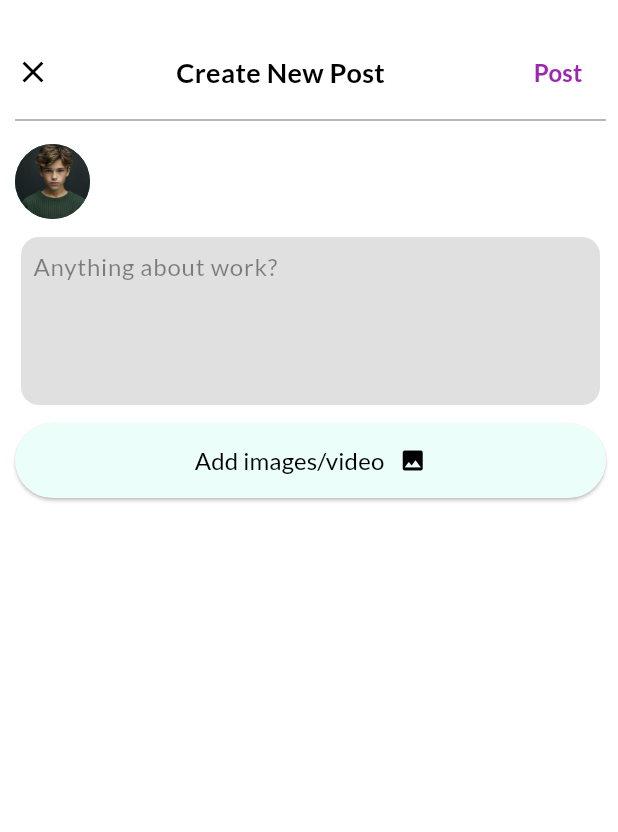
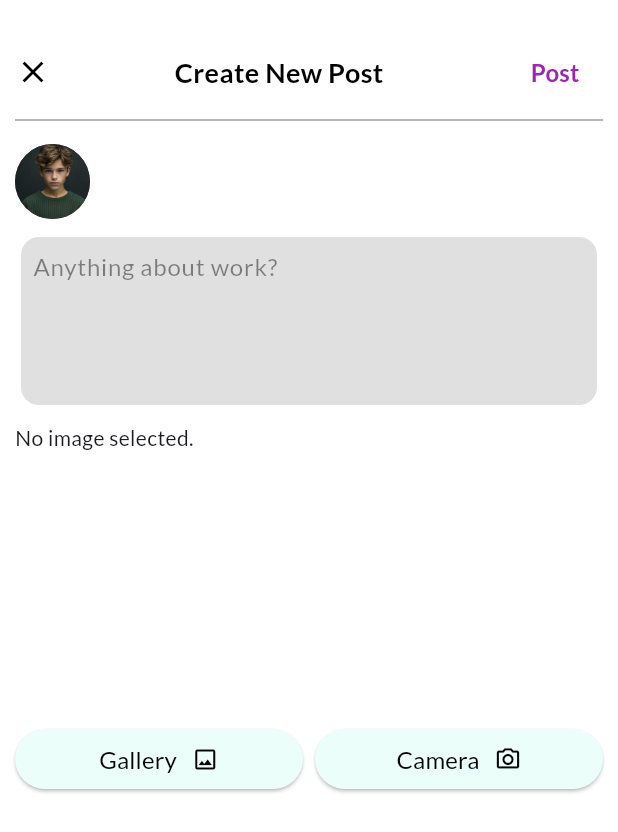
Before and after one commit to ayruvedaAvi/Project-II, a Flutter app: the AddpostScreen screen opened directly, on a phone screen of 412 x 824 dp. Shown: the top 832 px of the screen. Run offline on Flutter 3.47's test engine with Material 3 defaults, Android fonts, the phone set to English and light mode, and no system bars; our stand-ins replace curved_navigation_bar, dio, get, google_fonts, image_picker, jwt_decoder and 1 more; accounts and stored records are empty.

```diff
--- a/flutter_project/lib/my_app.dart
+++ b/flutter_project/lib/my_app.dart
@@ -6,7 +6,7 @@ import 'package:google_fonts/google_fonts.dart';
 
 final theme = ThemeData(
   colorScheme: ColorScheme.fromSeed(
-    seedColor: Color.fromARGB(255, 76, 191, 120),
+    seedColor: const Color.fromARGB(255, 230, 57, 70),
     brightness: Brightness.dark,
   ),
   textTheme: GoogleFonts.latoTextTheme(),
@@ -17,6 +17,7 @@ class MyApp extends StatelessWidget {
   @override
   Widget build(BuildContext context) {
     return GetMaterialApp(
+      debugShowCheckedModeBanner: false,
       theme: theme,
       home: const Scaffold(
         body: SplashScreen(),
--- a/flutter_project/lib/screens/addpost_screen.dart
+++ b/flutter_project/lib/screens/addpost_screen.dart
@@ -1,10 +1,11 @@
-// import 'dart:io';
+import 'dart:io';
 
 import 'package:flutter/material.dart';
 // import 'package:flutter/widgets.dart';
-import 'package:file_picker/file_picker.dart';
+// import 'package:file_picker/file_picker.dart';
 import 'package:flutter_project/utils/shared_preferences/shared_preference.dart';
 import 'package:get/get.dart';
+import 'package:image_picker/image_picker.dart';
 
 class AddpostScreen extends StatefulWidget {
   const AddpostScreen({super.key});
@@ -15,6 +16,8 @@ class AddpostScreen extends StatefulWidget {
 
 class _AddpostScreenState extends State<AddpostScreen> {
   RxString name = ''.obs;
+  final ImagePicker _picker = ImagePicker();
+  XFile? _image;
 
   Future<void> getName() async {
     name.value = await UserSharedPreference.getStringDataFromStorage('name') ??
@@ -34,7 +37,7 @@ class _AddpostScreenState extends State<AddpostScreen> {
       backgroundColor: Colors.white,
       body: SingleChildScrollView(
         child: Padding(
-          padding: const EdgeInsets.only(top: 24, right: 8, left: 10),
+          padding: const EdgeInsets.only(top: 24, right: 10, left: 10),
           child: Column(
             children: [
               Row(
@@ -113,45 +116,69 @@ class _AddpostScreenState extends State<AddpostScreen> {
                   ),
                   SizedBox(
                     width: double.infinity,
-                    height: 50,
+                    height: 200,
+                    child: _image == null
+                        ? const Text('No image selected.')
+                        : Image.file(File(_image!.path)),
+                  ),
+                  Row(
+                    children: [
+                      Expanded(
                         child: ElevatedButton(
                           style: ElevatedButton.styleFrom(
                             backgroundColor:
                                 const Color.fromARGB(255, 236, 254, 250),
                           ),
-                      onPressed: () async {
-                        FilePickerResult? result = await FilePicker.platform
-                            .pickFiles(
-                                allowMultiple: true,
-                                type: FileType.custom,
-                                allowedExtensions: ['jpg', 'png', 'mp4']);
-                        if (result != null) {
-                          //   List<File> files =
-                          //       result.paths.map((path) => File(path!)).toList();
-                          //   final file = result.files.first;
-                          //   files = file!;
-                          // } else {
-                          print("User cancelled the picker");
-                        }
-                        print("Add images button added");
-                      },
+                          onPressed: getImage,
                           child: const Row(
                             mainAxisAlignment: MainAxisAlignment.center,
                             children: [
                               Text(
-                            "Add images/video",
-                            style: TextStyle(color: Colors.black, fontSize: 16),
+                                "Gallery",
+                                style: TextStyle(
+                                    color: Colors.black, fontSize: 16),
                               ),
                               SizedBox(
                                 width: 10,
                               ),
                               Icon(
-                            Icons.image,
+                                Icons.image_outlined,
                                 color: Colors.black,
                               ),
                             ],
                           ),
                         ),
+                      ),
+                      const SizedBox(
+                        width: 8,
+                      ),
+                      Expanded(
+                        child: ElevatedButton(
+                          style: ElevatedButton.styleFrom(
+                            backgroundColor:
+                                const Color.fromARGB(255, 236, 254, 250),
+                          ),
+                          onPressed: getImageFromCamera,
+                          child: const Row(
+                            mainAxisAlignment: MainAxisAlignment.center,
+                            children: [
+                              Text(
+                                "Camera",
+                                style: TextStyle(
+                                    color: Colors.black, fontSize: 16),
+                              ),
+                              SizedBox(
+                                width: 10,
+                              ),
+                              Icon(
+                                Icons.camera_alt_outlined,
+                                color: Colors.black,
+                              ),
+                            ],
+                          ),
+                        ),
+                      )
+                    ],
                   ),
                 ],
               ),
@@ -161,4 +188,20 @@ class _AddpostScreenState extends State<AddpostScreen> {
       ),
     );
   }
+
+  Future getImage() async {
+    final XFile? image = await _picker.pickImage(source: ImageSource.gallery);
+
+    setState(() {
+      _image = image;
+    });
   }
+
+  Future getImageFromCamera() async {
+    final XFile? image = await _picker.pickImage(source: ImageSource.camera);
+
+    setState(() {
+      _image = image;
+    });
+  }
+}
--- a/flutter_project/lib/screens/splash_screen.dart
+++ b/flutter_project/lib/screens/splash_screen.dart
@@ -43,7 +43,9 @@ class _SplashScreenState extends State<SplashScreen>
             }
           }
           if (token != null) {
-            Get.off(() => const BaseScreen(initalIndex: 0,));
+            Get.off(() => const BaseScreen(
+                  initalIndex: 0,
+                ));
           } else {
             Get.off(() => const LoginScreen());
           }
--- a/flutter_project/pubspec.yaml
+++ b/flutter_project/pubspec.yaml
@@ -55,8 +55,7 @@ dev_dependencies:
   # rules and activating additional ones.
   flutter_lints: ^3.0.0
   build_runner: ^2.4.9
-  file_picker: ^4.1.3
-  open_file: ^3.2.1
+  image_picker: ^1.0.2
 
 # For information on the generic Dart part of this file, see the
 # following page: https://dart.dev/tools/pub/pubspec
```
Also changed, not shown: flutter_project/lib/screens/feed_screen.dart (deleted, +0 -78 lines), flutter_project/lib/screens/roleselection_screen.dart (+48 -0 lines), flutter_project/lib/widgets/custom_card.dart (added, +52 -0 lines), flutter_project/assets/images/Benjamin Netanyahu.jpg (added), flutter_project/assets/images/Donald Trump.jpg (added), flutter_project/assets/images/Recep Erdogan.jpg (added), flutter_project/assets/images/Vladimir Putin.png (added), flutter_project/assets/images/Xi Jinping.png (added), flutter_project/assets/images/pipe_leakage.jpg (added), flutter_project/pubspec.lock, 5 other files. Lines whose indentation alone changed are shown as unchanged.
